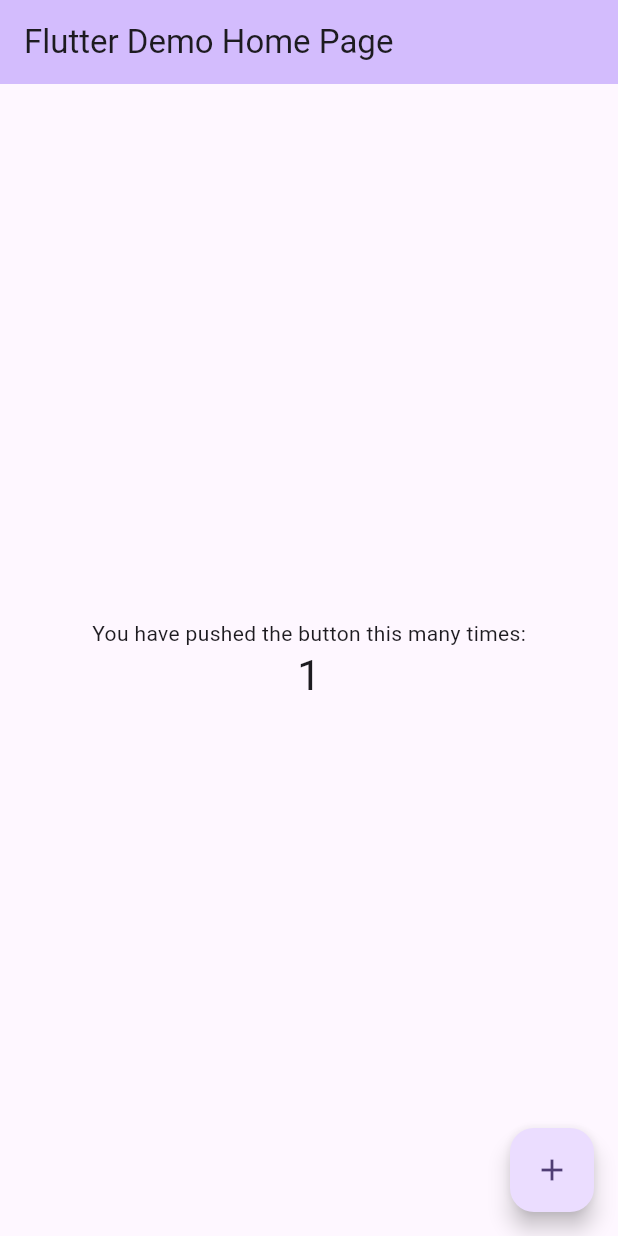
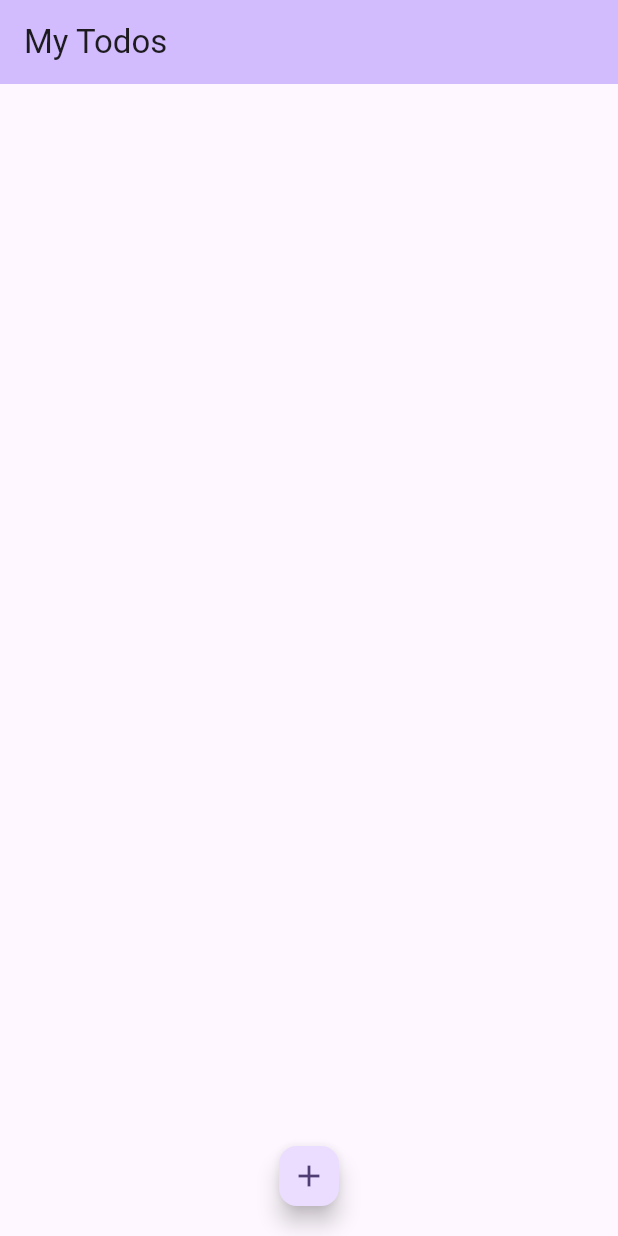
Before and after one commit to Tek-hp/Realm-and-Flutter-Todo-Application, a Flutter app: the screen it shows after launch, after a tap on the "add" icon, on a phone screen of 412 x 824 dp. Run offline on Flutter 3.47's test engine with Material 2 defaults, Android fonts, the light colour scheme and no system bars; our stand-ins replace equatable, flutter_bloc, flutter_dotenv, realm; generated files the repository leaves out were written again.

Commit message:
add todo page and add todo button

```diff
--- /dev/null
+++ b/lib/core/widget/loading_widget.dart
@@ -0,0 +1,16 @@
+import 'package:flutter/material.dart';
+
+class LoadingWidget extends StatelessWidget {
+  const LoadingWidget({super.key});
+
+  @override
+  Widget build(BuildContext context) {
+    return const Center(
+      child: SizedBox(
+        width: 20,
+        height: 20,
+        child: CircularProgressIndicator(),
+      ),
+    );
+  }
+}
--- /dev/null
+++ b/lib/features/todo/presentation/pages/todo_page.dart
@@ -0,0 +1,26 @@
+import 'package:flutter/material.dart';
+
+class TodoPage extends StatefulWidget {
+  const TodoPage({super.key});
+
+  @override
+  State<TodoPage> createState() => _TodoPageState();
+}
+
+class _TodoPageState extends State<TodoPage> {
+  @override
+  Widget build(BuildContext context) {
+    return Scaffold(
+      appBar: AppBar(
+        title: const Text('My Todos'),
+        backgroundColor: Theme.of(context).colorScheme.inversePrimary,
+      ),
+      floatingActionButtonLocation: FloatingActionButtonLocation.centerFloat,
+      floatingActionButton: FloatingActionButton(
+        mini: true,
+        onPressed: () {},
+        child: const Icon(Icons.add),
+      ),
+    );
+  }
+}
--- /dev/null
+++ b/lib/features/todo/presentation/widgets/todo_list.dart
@@ -0,0 +1,10 @@
+import 'package:flutter/material.dart';
+
+class TodoListWidget extends StatelessWidget {
+  const TodoListWidget({super.key});
+
+  @override
+  Widget build(BuildContext context) {
+    return Container();
+  }
+}
--- a/lib/main.dart
+++ b/lib/main.dart
@@ -1,6 +1,10 @@
 import 'package:flutter/material.dart';
+import 'package:flutter_dotenv/flutter_dotenv.dart';
+import 'package:todorealm/features/todo/presentation/pages/todo_page.dart';
 
-void main() {
+Future<void> main() async {
+  await dotenv.load(fileName: '.env');
+
   runApp(const MyApp());
 }
 
@@ -11,59 +15,12 @@ class MyApp extends StatelessWidget {
   Widget build(BuildContext context) {
     return MaterialApp(
       title: 'Realm Todo',
+      debugShowCheckedModeBanner: false,
       theme: ThemeData(
         colorScheme: ColorScheme.fromSeed(seedColor: Colors.deepPurple),
         useMaterial3: true,
       ),
-      home: const MyHomePage(title: 'Flutter Demo Home Page'),
+      home: const TodoPage(),
     );
   }
 }
-
-class MyHomePage extends StatefulWidget {
-  const MyHomePage({super.key, required this.title});
-
-  final String title;
-
-  @override
-  State<MyHomePage> createState() => _MyHomePageState();
-}
-
-class _MyHomePageState extends State<MyHomePage> {
-  int _counter = 0;
-
-  void _incrementCounter() {
-    setState(() {
-      _counter++;
-    });
-  }
-
-  @override
-  Widget build(BuildContext context) {
-    return Scaffold(
-      appBar: AppBar(
-        backgroundColor: Theme.of(context).colorScheme.inversePrimary,
-        title: Text(widget.title),
-      ),
-      body: Center(
-        child: Column(
-          mainAxisAlignment: MainAxisAlignment.center,
-          children: <Widget>[
-            const Text(
-              'You have pushed the button this many times:',
-            ),
-            Text(
-              '$_counter',
-              style: Theme.of(context).textTheme.headlineMedium,
-            ),
-          ],
-        ),
-      ),
-      floatingActionButton: FloatingActionButton(
-        onPressed: _incrementCounter,
-        tooltip: 'Increment',
-        child: const Icon(Icons.add),
-      ),
-    );
-  }
-}
--- a/pubspec.yaml
+++ b/pubspec.yaml
@@ -39,6 +39,8 @@ dependencies:
   flutter_bloc: ^8.1.3
   equatable: ^2.0.5
   flutter_dotenv: ^5.1.0
+  dartz: ^0.10.1
+  get_it: ^7.6.4
 
 dev_dependencies:
   flutter_test:
```
Also changed, not shown: pubspec.lock.
